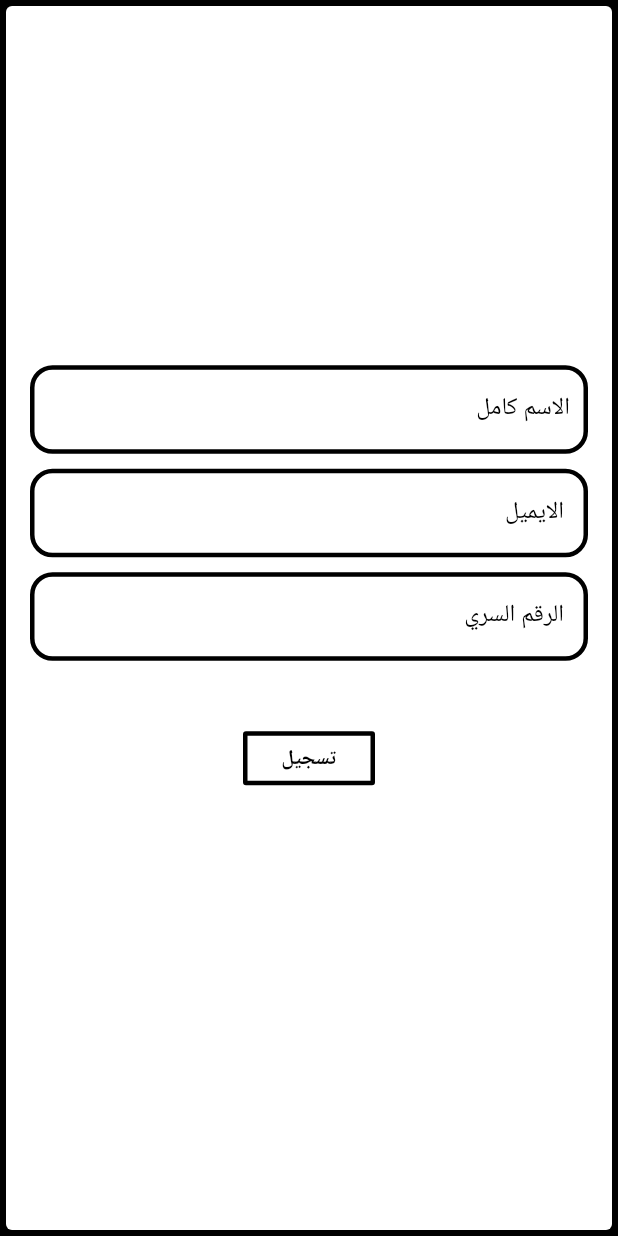
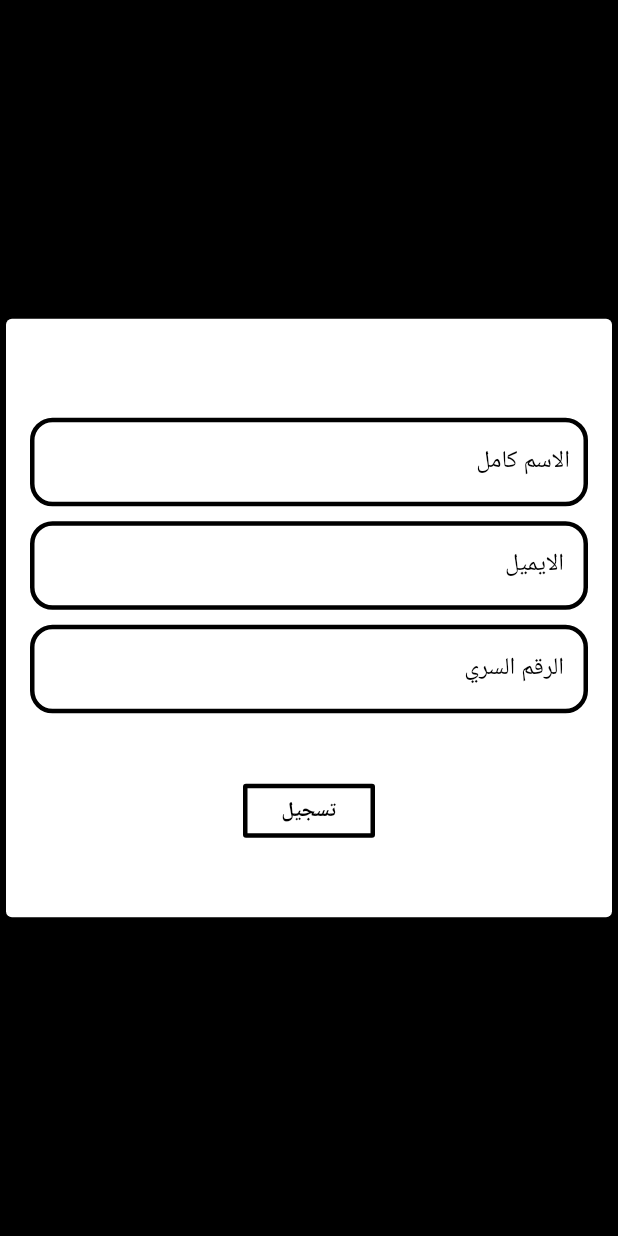
Before and after one commit to alaa1910/Mobile_Store, a Flutter app: the Register screen opened directly, on a phone screen of 412 x 824 dp. Run offline on Flutter 3.47's test engine with Material 2 defaults, Android fonts, the phone set to English and light mode, and no system bars; our stand-ins replace carousel_pro, firebase_auth, firebase_core, outline_material_icons; accounts and stored records are empty.

Commit message:
chinge style&chinge code

```diff
--- a/lib/signing/Register.dart
+++ b/lib/signing/Register.dart
@@ -1,4 +1,5 @@
 import 'package:final_yat_project_flutter/pages/categories.dart';
+import 'package:final_yat_project_flutter/pages/home.dart';
 import 'package:firebase_auth/firebase_auth.dart';
 import 'package:flutter/material.dart';
 
@@ -28,10 +29,25 @@ class _RegisterState extends State<Register> {
   @override
   Widget build(BuildContext context) {
     return Directionality(textDirection: TextDirection.rtl, child:Scaffold(backgroundColor:Colors.black,
-      body: Center(
-        child: Form(
+      body: Builder(builder: (BuildContext context) {
+        return Column(
+          mainAxisAlignment: MainAxisAlignment.center,
+          children: <Widget>[
+            withEmailPassword(),
+          ],
+        );
+      }),
+    ));
+  }
+
+
+
+
+
+  Widget withEmailPassword() {
+    return Form(
             key: _formKey,
-            child: Card(color: Colors.white,
+            child: Card(
               child: Padding(
                 padding: EdgeInsets.all(16),
                 child: Column(
@@ -103,7 +119,7 @@ class _RegisterState extends State<Register> {
                       obscureText: true,
                     )),
                     Container(height: 50,
-                        width: 300,margin:EdgeInsets.fromLTRB(50,30,50,100),
+                        width: 300,margin:EdgeInsets.fromLTRB(50,30,50,30),
                         color:Colors.white,
                       alignment: Alignment.center,
                       child: OutlineButton(
@@ -113,7 +129,7 @@ class _RegisterState extends State<Register> {
                         onPressed: () async {
                           if (_formKey.currentState.validate()) {
                             _registerAccount();
-                            _pushPage(context, categories());
+                            _pushPage(context, Home());
                           }
 
                         },
@@ -121,10 +137,8 @@ class _RegisterState extends State<Register> {
                     ),
                   ],
                 ),
-              ),
-            )),
-      ),
-    ) );
+    )) );
+
   }
 
   void _registerAccount() async {
@@ -141,8 +155,8 @@ class _RegisterState extends State<Register> {
       await user.updateProfile(displayName: _displayName.text);
       final user1 = _auth.currentUser;
       Navigator.of(context).pushReplacement(MaterialPageRoute(
-          builder: (context) => MainPage(
-            user: user1,
+          builder: (context) => Home(
+
           )));
     } else {
       _isSuccess = false;
```
Also changed, not shown: lib/signing/SignIn.dart (+59 -32 lines).
